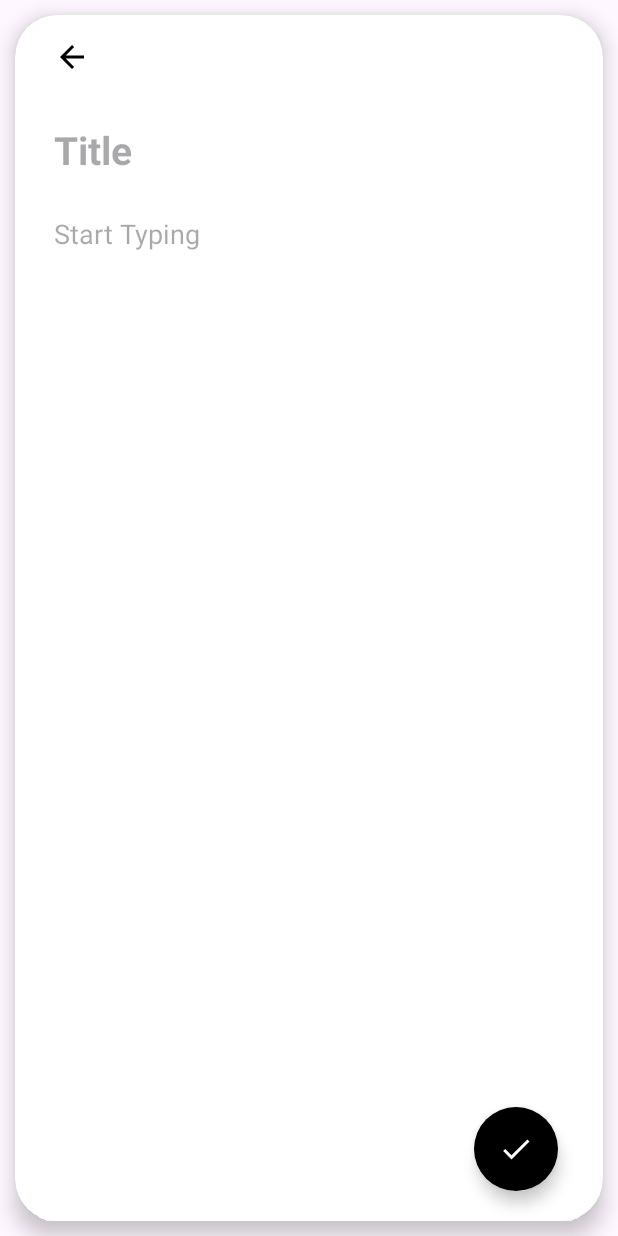
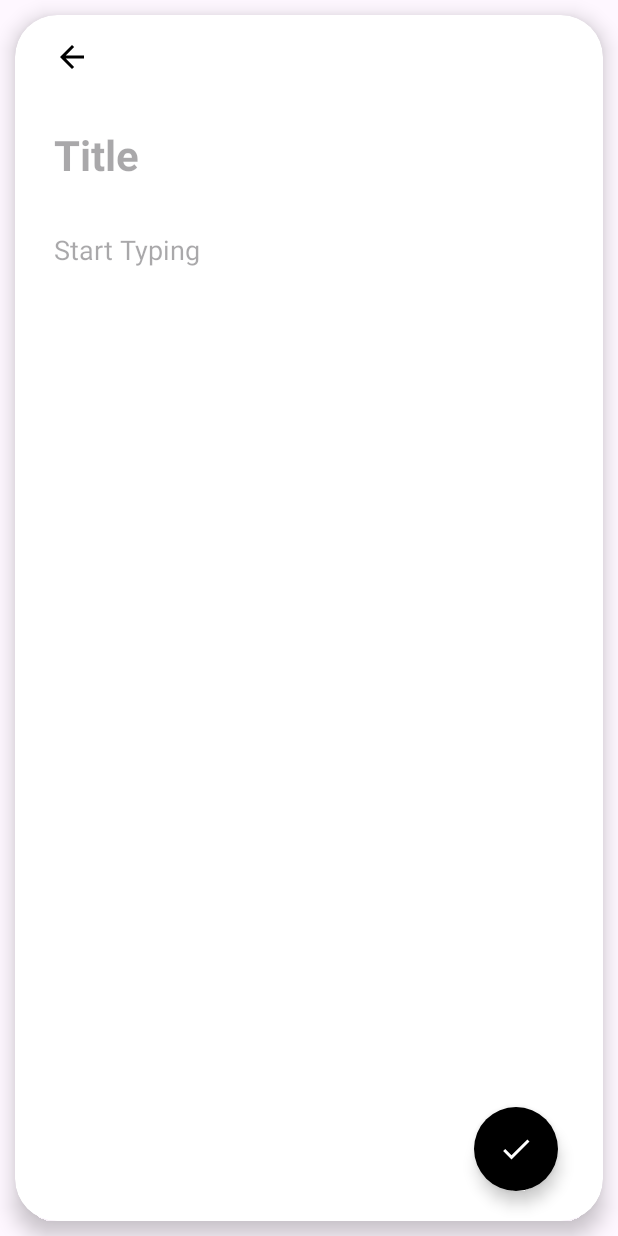
Before and after one commit to ArturFatihov1/NoteList, an Android app: the AddFragment screen opened through its navigation route, on a phone screen of 412 x 824 dp. Run offline under Robolectric (Android 15) with nearby library versions, the phone set to English and light mode, and no system bars; our stand-ins replace Room's generated code.

Commit message:
Refactoring code

```diff
--- a/app/src/main/java/com/example/notelist/database/User.kt
+++ b/app/src/main/java/com/example/notelist/database/User.kt
@@ -10,15 +10,12 @@ import kotlinx.parcelize.Parcelize
 @Parcelize
 @Entity(tableName = ConstantsApp.TABLE_NAME)
 data class User(
-
     @PrimaryKey(autoGenerate = true)
     @ColumnInfo(name = ConstantsApp.USER_ID)
     val userId: Int?,
-
     @ColumnInfo(name = ConstantsApp.USER_TITLE)
     var title: String,
-
     @ColumnInfo(name = ConstantsApp.USER_NOTE)
     var note: String
 
-): Parcelable
+) : Parcelable
--- a/app/src/main/java/com/example/notelist/fragments/EditFragment.kt
+++ b/app/src/main/java/com/example/notelist/fragments/EditFragment.kt
@@ -1,10 +1,10 @@
 package com.example.notelist.fragments
 
 import android.os.Bundle
-import androidx.fragment.app.Fragment
 import android.view.LayoutInflater
 import android.view.View
 import android.view.ViewGroup
+import androidx.fragment.app.Fragment
 import androidx.lifecycle.ViewModelProvider
 import androidx.navigation.fragment.findNavController
 import androidx.navigation.fragment.navArgs
@@ -27,7 +27,6 @@ class EditFragment : Fragment() {
     ): View? {
         // Inflate the layout for this fragment
         binding = FragmentEditBinding.inflate(layoutInflater, container, false)
-
         binding.updateTitle.setText(oldNotes.data.title)
         binding.updateNote.setText(oldNotes.data.note)
 
--- a/app/src/main/java/com/example/notelist/user/UserViewModel.kt
+++ b/app/src/main/java/com/example/notelist/user/UserViewModel.kt
@@ -16,13 +16,13 @@ class UserViewModel(private val dao: UserDAO) : ViewModel() {
         }
     }
 
-    fun delete(user: User){
+    fun delete(user: User) {
         viewModelScope.launch(Dispatchers.IO) {
             dao.delete(user)
         }
     }
 
-    fun update(user: User){
+    fun update(user: User) {
         viewModelScope.launch(Dispatchers.IO) {
             dao.update(user)
         }
--- a/app/src/main/res/layout/fragment_add.xml
+++ b/app/src/main/res/layout/fragment_add.xml
@@ -1,12 +1,12 @@
 <?xml version="1.0" encoding="utf-8"?>
 <androidx.cardview.widget.CardView xmlns:android="http://schemas.android.com/apk/res/android"
+    xmlns:app="http://schemas.android.com/apk/res-auto"
     xmlns:tools="http://schemas.android.com/tools"
     android:layout_width="match_parent"
     android:layout_height="match_parent"
     android:layout_margin="10dp"
     app:cardCornerRadius="28dp"
     app:cardElevation="8dp"
-    xmlns:app="http://schemas.android.com/apk/res-auto"
     tools:context=".fragments.AddFragment">
 
 
@@ -26,14 +26,16 @@
             android:layout_width="0dp"
             android:layout_height="wrap_content"
             android:layout_marginStart="16dp"
-            android:layout_marginTop="16dp"
+            android:layout_marginTop="12dp"
             android:layout_marginEnd="16dp"
             android:background="@null"
             android:ems="10"
-            android:hint="Title"
+            android:hint="@string/title_hint"
             android:inputType="textPersonName"
             android:lineSpacingMultiplier="1.8"
-            android:textSize="26sp"
+            android:paddingTop="6dp"
+            android:paddingBottom="6dp"
+            android:textSize="28sp"
             android:textStyle="bold"
             app:layout_constraintEnd_toEndOf="parent"
             app:layout_constraintHorizontal_bias="1.0"
@@ -50,9 +52,9 @@
             android:background="@null"
             android:ems="10"
             android:gravity="top"
-            android:hint="Start Typing"
+            android:hint="@string/note_text_hint"
+            android:inputType="textMultiLine"
             android:lineSpacingMultiplier="1.8"
-            android:inputType="textMultiLine"
             app:layout_constraintBottom_toBottomOf="parent"
             app:layout_constraintEnd_toEndOf="parent"
             app:layout_constraintHorizontal_bias="0.0"
@@ -63,16 +65,17 @@
             android:id="@+id/floatActButtonAddNote"
             android:layout_width="wrap_content"
             android:layout_height="wrap_content"
-            android:backgroundTint="@color/black"
-            android:focusable="true"
-            app:tint="@color/white"
-            app:shapeAppearanceOverlay="@style/fab_corner"
             android:layout_marginEnd="20dp"
             android:layout_marginBottom="20dp"
+            android:backgroundTint="@color/black"
             android:clickable="true"
+            android:focusable="true"
+            android:importantForAccessibility="no"
             android:src="@drawable/baseline_check_24"
             app:layout_constraintBottom_toBottomOf="parent"
-            app:layout_constraintEnd_toEndOf="parent" />
+            app:layout_constraintEnd_toEndOf="parent"
+            app:shapeAppearanceOverlay="@style/fab_corner"
+            app:tint="@color/white" />
 
 
     </androidx.constraintlayout.widget.ConstraintLayout>
--- a/app/src/main/res/layout/toolbar_back.xml
+++ b/app/src/main/res/layout/toolbar_back.xml
@@ -7,7 +7,7 @@
     <androidx.constraintlayout.widget.ConstraintLayout
         android:layout_width="match_parent"
         android:layout_height="match_parent"
-        android:layout_marginRight="20dp">
+        android:layout_marginEnd="20dp">
 
         <ImageView
             android:id="@+id/back_arrow"
--- a/app/src/main/res/layout/toolbar_back_delete.xml
+++ b/app/src/main/res/layout/toolbar_back_delete.xml
@@ -7,7 +7,7 @@
     <androidx.constraintlayout.widget.ConstraintLayout
         android:layout_width="match_parent"
         android:layout_height="match_parent"
-        android:layout_marginRight="20dp">
+        android:layout_marginEnd="20dp">
 
         <ImageView
             android:id="@+id/back_arrow"
--- a/app/src/main/res/values/strings.xml
+++ b/app/src/main/res/values/strings.xml
@@ -1,5 +1,9 @@
 <resources>
     <string name="app_name">NoteList</string>
     <!-- TODO: Remove or change this placeholder text -->
-    <string name="hello_blank_fragment">Hello blank fragment</string>
+    <string name="title">Title</string>
+    <string name="note">Note</string>
+    <string name="title_hint">Title</string>
+    <string name="note_text_hint">Start Typing</string>
+    <string name="title_app">NOTE LIST</string>
 </resources>
--- a/build.gradle.kts
+++ b/build.gradle.kts
@@ -4,7 +4,6 @@ plugins {
     alias(libs.plugins.jetbrains.kotlin.android) apply false
     kotlin("kapt") version "1.9.22"
 }
-
 
 buildscript {
     repositories {
--- a/gradle/libs.versions.toml
+++ b/gradle/libs.versions.toml
@@ -15,6 +15,7 @@ navigationFragmentKtx = "2.7.7"
 navigationUiKtx = "2.7.7"
 roomRuntime = "2.6.1"
 roomKtx = "2.6.1"
+carUiLib = "2.6.0"
 
 [libraries]
 androidx-core-ktx = { group = "androidx.core", name = "core-ktx", version.ref = "coreKtx" }
@@ -33,6 +34,7 @@ kotlinx-coroutines-android = { module = "org.jetbrains.kotlinx:kotlinx-coroutine
 material = { group = "com.google.android.material", name = "material", version.ref = "material" }
 androidx-activity = { group = "androidx.activity", name = "activity", version.ref = "activity" }
 androidx-constraintlayout = { group = "androidx.constraintlayout", name = "constraintlayout", version.ref = "constraintlayout" }
+car-ui-lib = { group = "com.android.car.ui", name = "car-ui-lib", version.ref = "carUiLib" }
 
 [plugins]
 android-application = { id = "com.android.application", version.ref = "agp" }
```
Also changed, not shown: app/build.gradle.kts (+6 -6 lines), app/src/main/java/com/example/notelist/fragments/AddFragment.kt (+1 -9 lines), app/src/main/java/com/example/notelist/fragments/MainFragment.kt (+5 -5 lines), app/src/main/java/com/example/notelist/user/AdapterUser.kt (+14 -9 lines), app/src/main/res/layout/content_item.xml (+10 -11 lines), app/src/main/res/layout/fragment_edit.xml (+8 -5 lines), app/src/main/res/layout/fragment_main.xml (+9 -10 lines), app/src/main/res/layout/toolbar_main.xml (+7 -9 lines).
